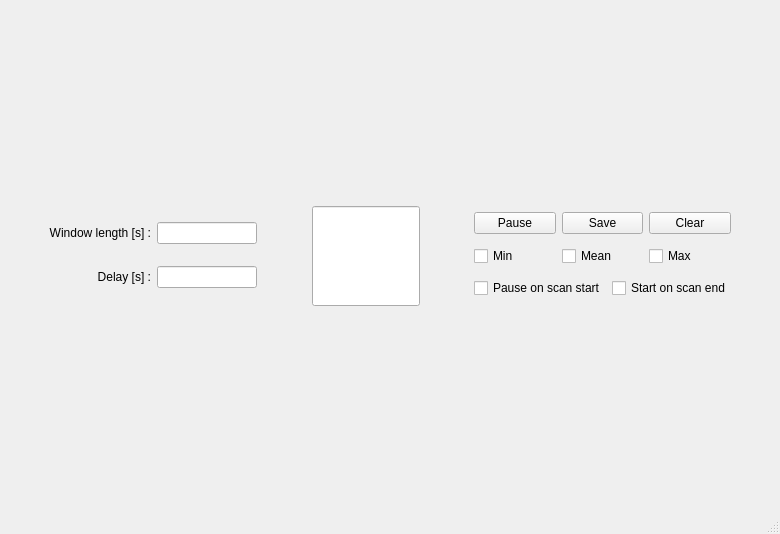
autolab-project/autolab, file autolab/core/gui/monitoring/interface.ui: the form before one commit.
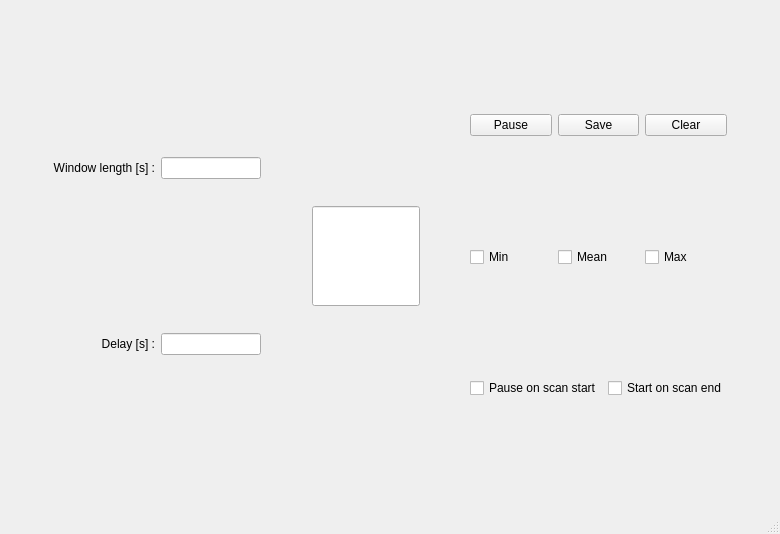
The form after the commit.

The edit to the form file:
```diff
--- a/autolab/core/gui/monitoring/interface.ui
+++ b/autolab/core/gui/monitoring/interface.ui
@@ -15,6 +15,9 @@
   </property>
   <widget class="QWidget" name="centralwidget">
    <layout class="QVBoxLayout" name="verticalLayout_3">
+    <property name="spacing">
+     <number>0</number>
+    </property>
     <property name="leftMargin">
      <number>0</number>
     </property>
@@ -31,6 +34,7 @@
      <layout class="QVBoxLayout" name="graph"/>
     </item>
     <item>
+     <widget class="QFrame" name="frame">
      <layout class="QHBoxLayout" name="horizontalLayout">
       <item>
        <spacer name="horizontalSpacer">
@@ -278,6 +282,7 @@
        </spacer>
       </item>
      </layout>
+     </widget>
     </item>
    </layout>
   </widget>
```
Lines whose indentation alone changed are shown as unchanged.
